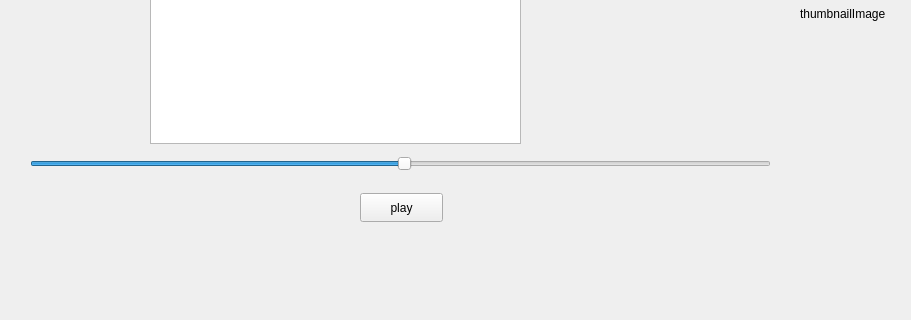
First picture: the form in mainwindow.ui, repository Renaud-Barrau/youtubeAudioRetriever, before the edit; both pictures show x 0 to 911 and y 377 to 697 of the 1019 by 697 pixel window.
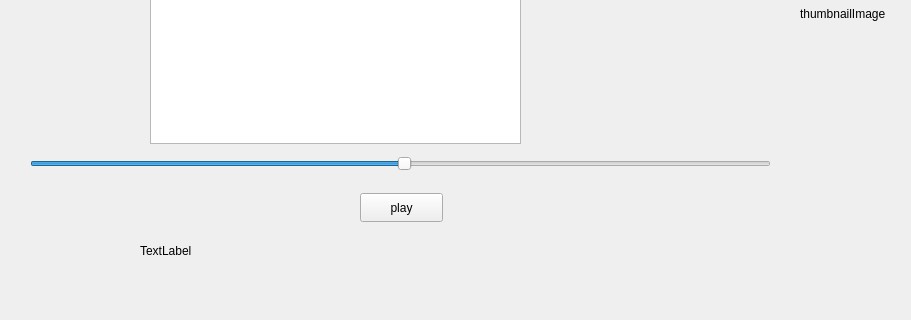
Second picture: the form after the edit.

Commit message: link music progression with slider in mainwindow

Diff of the .ui file:
```diff
--- a/mainwindow.ui
+++ b/mainwindow.ui
@@ -426,6 +426,19 @@
      <string>play</string>
     </property>
    </widget>
+   <widget class="QLabel" name="musicNameLabel">
+    <property name="geometry">
+     <rect>
+      <x>140</x>
+      <y>620</y>
+      <width>691</width>
+      <height>16</height>
+     </rect>
+    </property>
+    <property name="text">
+     <string>TextLabel</string>
+    </property>
+   </widget>
   </widget>
   <widget class="QMenuBar" name="menubar">
    <property name="geometry">
```
The commit also changes 6 other files.
